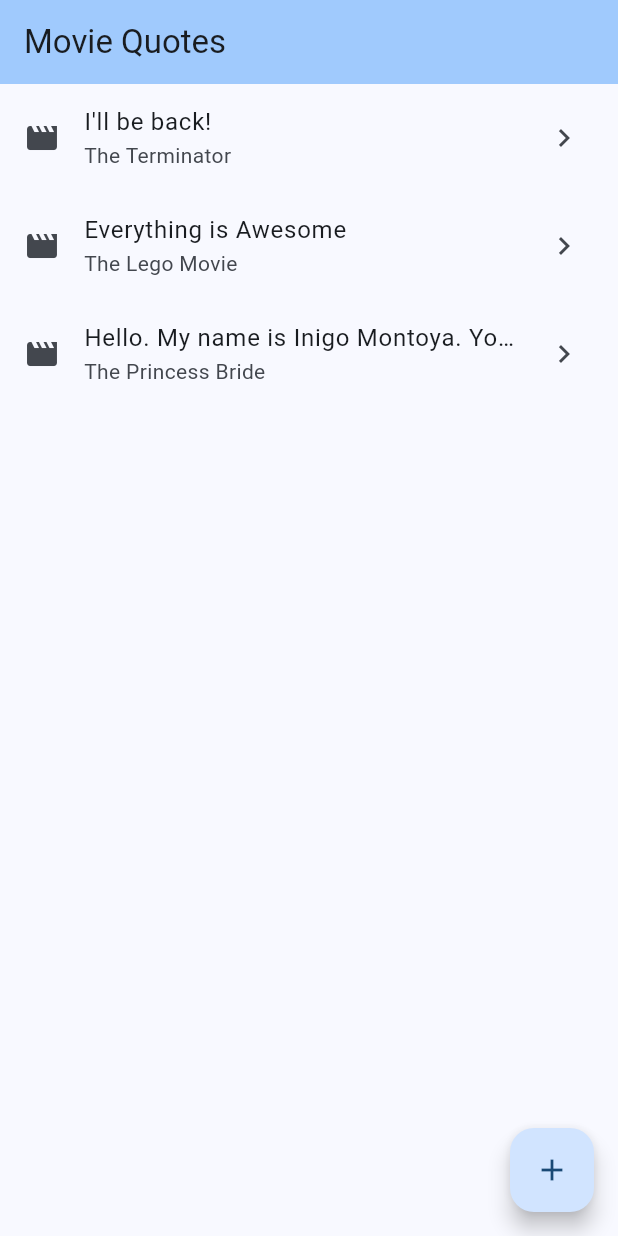
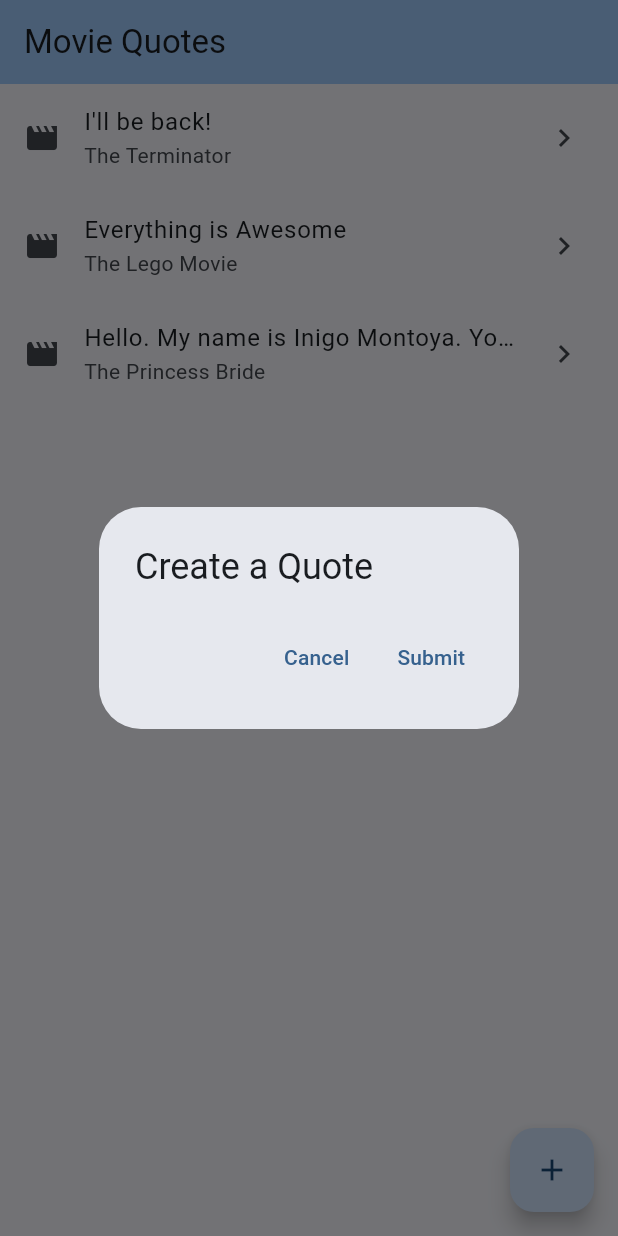
Before and after one commit to CSSE480-Fisher-Fall-2024-2025/MovieQuotes, a Flutter app: the screen it shows after launch, after a tap on the "add" icon, on a phone screen of 412 x 824 dp. Run offline on Flutter 3.47's test engine with Material 3 defaults, Android fonts, the phone set to English and light mode, and no system bars; our stand-ins replace firebase_core; accounts and stored records are empty.

Commit message:
getting back to Monday (the hard way)

```diff
--- a/moviequotes/lib/pages/movie_quotes_list_page.dart
+++ b/moviequotes/lib/pages/movie_quotes_list_page.dart
@@ -13,6 +13,8 @@ class MovieQuotesListPage extends StatefulWidget {
 class _MovieQuotesListPageState extends State<MovieQuotesListPage> {
   // List<MovieQuote> movieQuotes = [];
   var movieQuotes = <MovieQuote>[];
+
+  // On Tuesday start here with two TextEditingController!!!
 
   @override
   void initState() {
@@ -72,11 +74,38 @@ class _MovieQuotesListPageState extends State<MovieQuotesListPage> {
       ),
       floatingActionButton: FloatingActionButton(
         onPressed: () {
-          print("You clicked the FAB");
+          showCreateQuoteDialog();
         },
         tooltip: 'Increment',
         child: const Icon(Icons.add),
       ),
     );
   }
+
+  void showCreateQuoteDialog() {
+    print("You clicked the FAB");
+    // TODO: Show a dialog to add a quote!
+    showDialog(
+      context: context,
+      builder: (context) => AlertDialog(
+        title: const Text("Create a Quote"),
+        content: null,
+        actions: [
+          TextButton(
+            onPressed: () {
+              Navigator.of(context).pop(); // New so must be better?
+            },
+            child: const Text("Cancel"),
+          ),
+          TextButton(
+            onPressed: () {
+              // TODO: Use the Text Fields to add this quote!
+              Navigator.pop(context);
+            },
+            child: const Text("Submit"),
+          ),
+        ],
+      ),
+    );
+  }
 }
```
